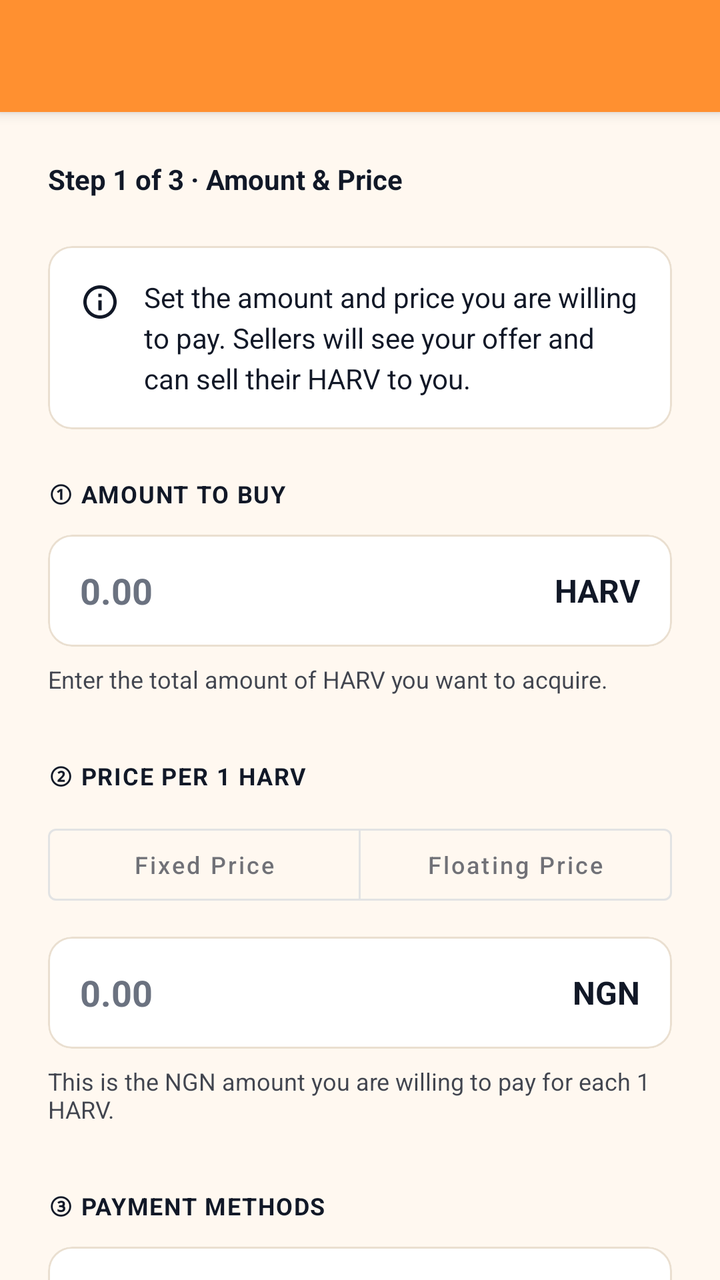
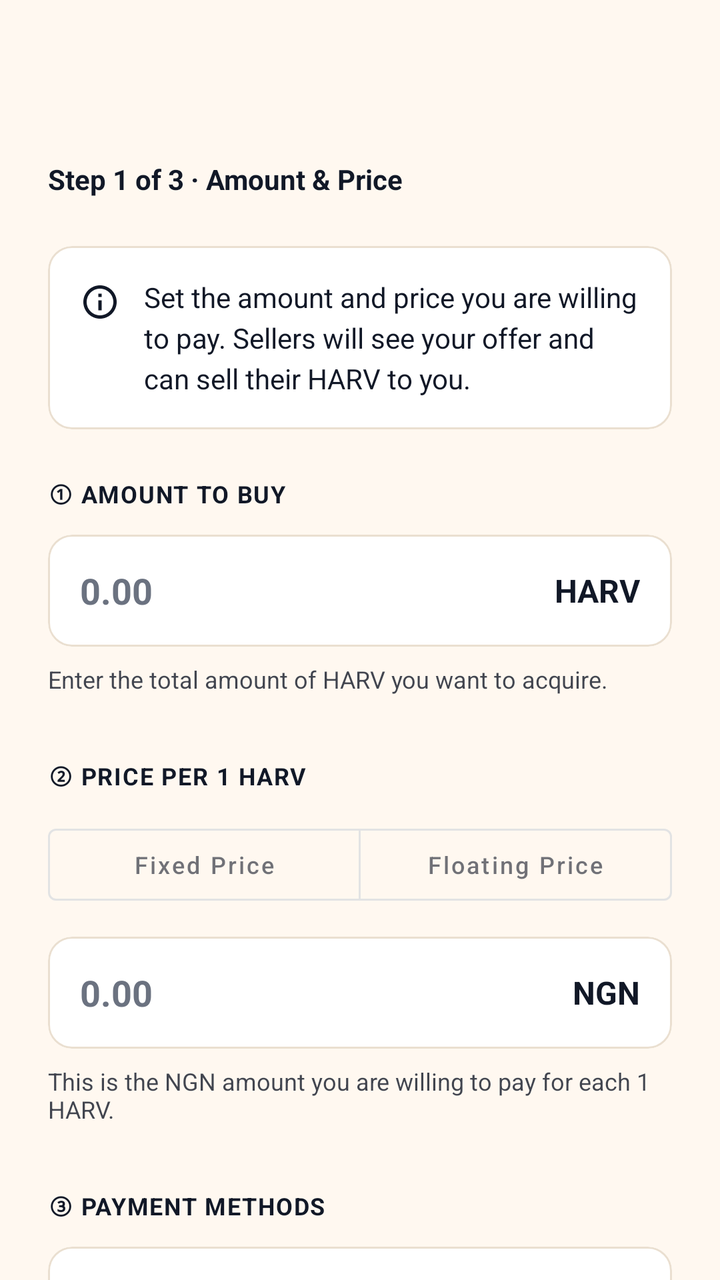

The first picture is an Android layout as it rendered before a commit; the second is the same layout after the commit. The layout source and the unified diff follow.
<!-- AndroidManifest.xml: application theme AppTheme -->
<!-- res/layout/create_p2p_buy_offer.xml -->
<androidx.coordinatorlayout.widget.CoordinatorLayout
	xmlns:android="http://schemas.android.com/apk/res/android"
	xmlns:app="http://schemas.android.com/apk/res-auto"
	xmlns:tools="http://schemas.android.com/tools"
	android:id="@+id/_coordinator"
	android:layout_width="match_parent"
	android:layout_height="match_parent">
	<com.google.android.material.appbar.AppBarLayout
		android:id="@+id/_app_bar"
		android:layout_width="match_parent"
		android:layout_height="wrap_content"
		android:theme="@style/AppTheme.AppBarOverlay">
		<androidx.appcompat.widget.Toolbar
			android:id="@+id/_toolbar"
			android:layout_width="match_parent"
			android:layout_height="?attr/actionBarSize"
			android:background="?attr/appBarColor"
			app:popupTheme="@style/AppTheme.PopupOverlay" />
	</com.google.android.material.appbar.AppBarLayout>
	<androidx.core.widget.NestedScrollView
		android:layout_width="match_parent"
		android:layout_height="match_parent"
		android:background="@color/colorP2pBg"
		android:fillViewport="true"
		android:overScrollMode="never"
		app:layout_behavior="@string/appbar_scrolling_view_behavior">
		<LinearLayout
			android:id="@+id/create_buy_offer_root"
			android:layout_width="match_parent"
			android:layout_height="wrap_content"
			android:padding="24dp"
			android:orientation="vertical">
			<LinearLayout
				android:id="@+id/panel_buy_step_1"
				android:layout_width="match_parent"
				android:layout_height="wrap_content"
				android:orientation="vertical"
				android:visibility="visible">
				<TextView
					android:id="@+id/tv_buy_step_label"
					android:layout_width="match_parent"
					android:layout_height="wrap_content"
					android:layout_marginBottom="24dp"
					android:text="Step 1 of 3 · Amount &amp; Price"
					android:textSize="14sp"
					android:textStyle="bold"
					android:textColor="@color/colorTextPrimary" />
				<com.google.android.material.card.MaterialCardView
					android:id="@+id/card_buy_info"
					android:layout_width="match_parent"
					android:layout_height="wrap_content"
					android:layout_marginBottom="24dp"
					app:cardBackgroundColor="@color/colorP2pSurface"
					app:cardCornerRadius="12dp"
					app:cardElevation="0dp"
					app:strokeColor="@color/colorP2pBorder"
					app:strokeWidth="1dp">
					<LinearLayout
						android:id="@+id/layout_buy_info"
						android:layout_width="match_parent"
						android:layout_height="wrap_content"
						android:padding="16dp"
						android:orientation="horizontal">
						<ImageView
							android:id="@+id/imageview_buy_info"
							android:layout_width="20dp"
							android:layout_height="20dp"
							android:layout_marginTop="2dp"
							android:src="@drawable/ic_info"
							android:scaleType="centerInside"
							android:layout_marginEnd="12dp"
							app:tint="@color/colorTextPrimary" />
						<TextView
							android:id="@+id/tv_buy_info"
							android:layout_width="0dp"
							android:layout_height="wrap_content"
							android:text="Set the amount and price you are willing to pay. Sellers will see your offer and can sell their HARV to you."
							android:textSize="14sp"
							android:layout_weight="1"
							android:lineSpacingExtra="4dp" />
					</LinearLayout>
				</com.google.android.material.card.MaterialCardView>
				<TextView
					android:id="@+id/tv_buy_amount_section"
					android:layout_width="wrap_content"
					android:layout_height="wrap_content"
					android:layout_marginBottom="12dp"
					android:text="① AMOUNT TO BUY"
					android:textSize="12sp"
					android:textStyle="bold"
					android:textColor="@color/colorTextPrimary"
					android:letterSpacing="0.05" />
				<com.google.android.material.card.MaterialCardView
					android:id="@+id/card_buy_amount"
					android:layout_width="match_parent"
					android:layout_height="wrap_content"
					app:cardBackgroundColor="@color/colorP2pSurface"
					app:cardCornerRadius="12dp"
					app:cardElevation="0dp"
					app:strokeColor="@color/colorP2pBorder"
					app:strokeWidth="1dp">
					<LinearLayout
						android:id="@+id/layout_buy_amount"
						android:layout_width="match_parent"
						android:layout_height="56dp"
						android:gravity="center_vertical"
						android:orientation="horizontal">
						<EditText
							android:id="@+id/et_buy_amount"
							android:layout_width="0dp"
							android:layout_height="match_parent"
							android:background="@android:color/transparent"
							android:textSize="18sp"
							android:textStyle="bold"
							android:hint="0.00"
							android:inputType="numberDecimal"
							android:layout_weight="1"
							android:paddingStart="16dp"
							android:paddingEnd="8dp" />
						<TextView
							android:id="@+id/tv_buy_amount_currency"
							android:layout_width="wrap_content"
							android:layout_height="wrap_content"
							android:text="HARV"
							android:textSize="16sp"
							android:textStyle="bold"
							android:paddingEnd="16dp" />
					</LinearLayout>
				</com.google.android.material.card.MaterialCardView>
				<TextView
					android:id="@+id/tv_buy_amount_note"
					android:layout_width="match_parent"
					android:layout_height="wrap_content"
					android:layout_marginTop="8dp"
					android:text="Enter the total amount of HARV you want to acquire."
					android:textSize="12sp"
					android:alpha="0.8" />
				<TextView
					android:id="@+id/tv_buy_price_section"
					android:layout_width="wrap_content"
					android:layout_height="wrap_content"
					android:layout_marginTop="32dp"
					android:layout_marginBottom="12dp"
					android:text="② PRICE PER 1 HARV"
					android:textSize="12sp"
					android:textStyle="bold"
					android:textColor="@color/colorTextPrimary"
					android:letterSpacing="0.05" />
				<com.google.android.material.button.MaterialButtonToggleGroup
					android:id="@+id/toggle_buy_pricing_mode"
					android:layout_width="match_parent"
					android:layout_height="wrap_content"
					android:layout_marginBottom="12dp"
					app:singleSelection="true"
					app:selectionRequired="true">
					<com.google.android.material.button.MaterialButton
						android:id="@+id/btn_buy_price_fixed"
						android:layout_width="0dp"
						android:layout_height="wrap_content"
						android:text="Fixed Price"
						android:textSize="12sp"
						android:layout_weight="1"
						style="@style/Widget.MaterialComponents.Button.OutlinedButton"
						android:textAllCaps="false" />
					<com.google.android.material.button.MaterialButton
						android:id="@+id/btn_buy_price_floating"
						android:layout_width="0dp"
						android:layout_height="wrap_content"
						android:text="Floating Price"
						android:textSize="12sp"
						android:layout_weight="1"
						style="@style/Widget.MaterialComponents.Button.OutlinedButton"
						android:textAllCaps="false" />
				</com.google.android.material.button.MaterialButtonToggleGroup>
				<LinearLayout
					android:id="@+id/group_buy_price_fixed"
					android:layout_width="match_parent"
					android:layout_height="wrap_content"
					android:orientation="vertical">
					<com.google.android.material.card.MaterialCardView
						android:id="@+id/card_buy_price"
						android:layout_width="match_parent"
						android:layout_height="wrap_content"
						app:cardBackgroundColor="@color/colorP2pSurface"
						app:cardCornerRadius="12dp"
						app:cardElevation="0dp"
						app:strokeColor="@color/colorP2pBorder"
						app:strokeWidth="1dp">
						<LinearLayout
							android:id="@+id/layout_buy_price"
							android:layout_width="match_parent"
							android:layout_height="56dp"
							android:gravity="center_vertical"
							android:orientation="horizontal">
							<EditText
								android:id="@+id/et_buy_price"
								android:layout_width="0dp"
								android:layout_height="match_parent"
								android:background="@android:color/transparent"
								android:textSize="18sp"
								android:textStyle="bold"
								android:hint="0.00"
								android:inputType="numberDecimal"
								android:layout_weight="1"
								android:paddingStart="16dp"
								android:paddingEnd="8dp" />
							<TextView
								android:id="@+id/tv_buy_price_currency"
								android:layout_width="wrap_content"
								android:layout_height="wrap_content"
								android:text="NGN"
								android:textSize="16sp"
								android:textStyle="bold"
								android:paddingEnd="16dp" />
						</LinearLayout>
					</com.google.android.material.card.MaterialCardView>
					<TextView
						android:id="@+id/tv_buy_price_note"
						android:layout_width="match_parent"
						android:layout_height="wrap_content"
						android:layout_marginTop="8dp"
						android:text="This is the NGN amount you are willing to pay for each 1 HARV."
						android:textSize="12sp"
						android:alpha="0.8" />
				</LinearLayout>
				<LinearLayout
					android:id="@+id/group_buy_price_floating"
					android:layout_width="match_parent"
					android:layout_height="wrap_content"
					android:orientation="vertical"
					android:visibility="gone">
					<com.google.android.material.card.MaterialCardView
						android:id="@+id/card_buy_margin"
						android:layout_width="match_parent"
						android:layout_height="wrap_content"
						app:cardBackgroundColor="@color/colorP2pSurface"
						app:cardCornerRadius="12dp"
						app:cardElevation="0dp"
						app:strokeColor="@color/colorP2pBorder"
						app:strokeWidth="1dp">
						<LinearLayout
							android:id="@+id/linear4"
							android:layout_width="match_parent"
							android:layout_height="56dp"
							android:gravity="center_vertical"
							android:orientation="horizontal">
							<EditText
								android:id="@+id/et_buy_margin"
								android:layout_width="0dp"
								android:layout_height="match_parent"
								android:background="@android:color/transparent"
								android:textSize="18sp"
								android:textStyle="bold"
								android:hint="0.0"
								android:inputType="numberSigned|numberDecimal"
								android:layout_weight="1"
								android:paddingStart="16dp"
								android:paddingEnd="8dp" />
							<TextView
								android:id="@+id/tv_buy_margin_percent_label"
								android:layout_width="wrap_content"
								android:layout_height="wrap_content"
								android:text="% margin"
								android:textSize="16sp"
								android:textStyle="bold"
								android:paddingEnd="16dp" />
						</LinearLayout>
					</com.google.android.material.card.MaterialCardView>
					<TextView
						android:id="@+id/tv_buy_calculated_price"
						android:layout_width="match_parent"
						android:layout_height="wrap_content"
						android:layout_marginTop="8dp"
						android:text="Enter a margin above or below the current best price."
						android:textSize="13sp"
						android:textStyle="bold" />
				</LinearLayout>
				<TextView
					android:id="@+id/tv_buy_payment_section"
					android:layout_width="wrap_content"
					android:layout_height="wrap_content"
					android:layout_marginTop="32dp"
					android:layout_marginBottom="12dp"
					android:text="③ PAYMENT METHODS"
					android:textSize="12sp"
					android:textStyle="bold"
					android:textColor="@color/colorTextPrimary"
					android:letterSpacing="0.05" />
				<com.google.android.material.card.MaterialCardView
					android:id="@+id/card_buy_payment_methods"
					android:layout_width="match_parent"
					android:layout_height="wrap_content"
					app:cardBackgroundColor="@color/colorP2pSurface"
					app:cardCornerRadius="12dp"
					app:cardElevation="0dp"
					app:strokeColor="@color/colorP2pBorder"
					app:strokeWidth="1dp">
					<LinearLayout
						android:id="@+id/layout_buy_payment_methods"
						android:layout_width="match_parent"
						android:layout_height="wrap_content"
						android:padding="16dp"
						android:orientation="vertical" />
				</com.google.android.material.card.MaterialCardView>
				<TextView
					android:id="@+id/tv_buy_settings_section"
					android:layout_width="wrap_content"
					android:layout_height="wrap_content"
					android:layout_marginTop="32dp"
					android:layout_marginBottom="12dp"
					android:text="④ ADDITIONAL SETTINGS"
					android:textSize="12sp"
					android:textStyle="bold"
					android:textColor="@color/colorTextPrimary"
					android:letterSpacing="0.05" />
				<com.google.android.material.card.MaterialCardView
					android:id="@+id/card_buy_settings"
					android:layout_width="match_parent"
					android:layout_height="wrap_content"
					app:cardBackgroundColor="@color/colorP2pSurface"
					app:cardCornerRadius="12dp"
					app:cardElevation="0dp"
					app:strokeColor="@color/colorP2pBorder"
					app:strokeWidth="1dp">
					<LinearLayout
						android:id="@+id/layout_buy_settings"
						android:layout_width="match_parent"
						android:layout_height="wrap_content"
						android:orientation="vertical">
						<LinearLayout
							android:id="@+id/row_buy_trade_limit"
							android:layout_width="match_parent"
							android:layout_height="wrap_content"
							android:padding="16dp"
							android:background="?attr/selectableItemBackground"
							android:gravity="center_vertical"
							android:orientation="horizontal"
							android:focusable="true">
							<TextView
								android:id="@+id/tv_buy_trade_limit_label"
								android:layout_width="0dp"
								android:layout_height="wrap_content"
								android:text="Trade limit (per trade)"
								android:textSize="14sp"
								android:layout_weight="1" />
							<TextView
								android:id="@+id/tv_buy_trade_limit_value"
								android:layout_width="wrap_content"
								android:layout_height="wrap_content"
								android:text="Min 5 · Max 25"
								android:textSize="14sp"
								android:textStyle="bold" />
						</LinearLayout>
						<View
							android:id="@+id/view10"
							android:layout_width="match_parent"
							android:layout_height="1dp"
							android:background="@color/colorP2pBorder" />
						<LinearLayout
							android:id="@+id/row_buy_offer_duration"
							android:layout_width="match_parent"
							android:layout_height="wrap_content"
							android:padding="16dp"
							android:background="?attr/selectableItemBackground"
							android:gravity="center_vertical"
							android:orientation="horizontal"
							android:focusable="true">
							<TextView
								android:id="@+id/tv_buy_offer_duration_label"
								android:layout_width="0dp"
								android:layout_height="wrap_content"
								android:text="Offer duration"
								android:textSize="14sp"
								android:layout_weight="1" />
							<TextView
								android:id="@+id/tv_buy_offer_duration_value"
								android:layout_width="wrap_content"
								android:layout_height="wrap_content"
								android:text="1 Day"
								android:textSize="14sp"
								android:textStyle="bold" />
						</LinearLayout>
						<View
							android:id="@+id/view_buy_payment_window_divider"
							android:layout_width="match_parent"
							android:layout_height="1dp"
							android:background="@color/colorP2pBorder" />
						<LinearLayout
							android:id="@+id/row_buy_payment_window"
							android:layout_width="match_parent"
							android:layout_height="wrap_content"
							android:padding="16dp"
							android:background="?attr/selectableItemBackground"
							android:gravity="center_vertical"
							android:orientation="horizontal"
							android:focusable="true">
							<TextView
								android:id="@+id/tv_buy_payment_window_label"
								android:layout_width="0dp"
								android:layout_height="wrap_content"
								android:text="Payment window"
								android:textSize="14sp"
								android:layout_weight="1" />
							<TextView
								android:id="@+id/tv_buy_payment_window_value"
								android:layout_width="wrap_content"
								android:layout_height="wrap_content"
								android:text="15 Minutes"
								android:textSize="14sp"
								android:textStyle="bold" />
						</LinearLayout>
					</LinearLayout>
				</com.google.android.material.card.MaterialCardView>
				<TextView
					android:id="@+id/tv_buy_terms_section"
					android:layout_width="wrap_content"
					android:layout_height="wrap_content"
					android:layout_marginTop="32dp"
					android:layout_marginBottom="12dp"
					android:text="⑤ TERMS OF TRADE (OPTIONAL)"
					android:textSize="12sp"
					android:textStyle="bold"
					android:letterSpacing="0.05" />
				<com.google.android.material.card.MaterialCardView
					android:id="@+id/card_buy_terms"
					android:layout_width="match_parent"
					android:layout_height="wrap_content"
					app:cardBackgroundColor="@color/colorP2pSurface"
					app:cardCornerRadius="12dp"
					app:cardElevation="0dp"
					app:strokeColor="@color/colorP2pBorder"
					app:strokeWidth="1dp">
					<EditText
						android:id="@+id/et_buy_terms"
						android:layout_width="match_parent"
						android:layout_height="wrap_content"
						android:padding="16dp"
						android:background="@android:color/transparent"
						android:textSize="14sp"
						android:hint="E.g., No third-party payments. I will ask for ID verification. Do not put crypto terms in bank narration."
						android:gravity="top|start"
						android:inputType="textMultiLine|textCapSentences"
						android:minLines="3"
						android:maxLength="500" />
				</com.google.android.material.card.MaterialCardView>
				<TextView
					android:id="@+id/tv_buy_terms_counter"
					android:layout_width="match_parent"
					android:layout_height="wrap_content"
					android:layout_marginTop="4dp"
					android:text="0/500"
					android:textSize="11sp"
					android:gravity="end"
					android:alpha="0.6" />
				<TextView
					android:id="@+id/tv_buy_step1_error"
					android:layout_width="match_parent"
					android:layout_height="wrap_content"
					android:layout_marginTop="16dp"
					android:textSize="14sp"
					android:visibility="gone" />
				<com.google.android.material.button.MaterialButton
					android:id="@+id/btn_preview_buy_offer"
					android:layout_width="match_parent"
					android:layout_height="56dp"
					android:layout_marginTop="32dp"
					android:text="Preview Buy Offer"
					android:textSize="16sp"
					android:textStyle="bold"
					app:backgroundTint="@color/colorTextPrimary"
					app:cornerRadius="12dp"
					app:elevation="0dp" />
			</LinearLayout>
			<LinearLayout
				android:id="@+id/panel_buy_step_2"
				android:layout_width="match_parent"
				android:layout_height="wrap_content"
				android:orientation="vertical"
				android:visibility="gone">
				<TextView
					android:id="@+id/tv_buy_summary_title"
					android:layout_width="wrap_content"
					android:layout_height="wrap_content"
					android:layout_marginBottom="16dp"
					android:text="STEP 2 OF 3 · REVIEW"
					android:textSize="12sp"
					android:textStyle="bold"
					android:textColor="@color/colorTextPrimary"
					android:letterSpacing="0.05" />
				<com.google.android.material.card.MaterialCardView
					android:id="@+id/card_buy_review"
					android:layout_width="match_parent"
					android:layout_height="wrap_content"
					app:cardBackgroundColor="@color/colorP2pSurface"
					app:cardCornerRadius="12dp"
					app:cardElevation="0dp"
					app:strokeColor="@color/colorP2pBorder"
					app:strokeWidth="1dp">
					<LinearLayout
						android:id="@+id/layout_buy_review"
						android:layout_width="match_parent"
						android:layout_height="wrap_content"
						android:padding="20dp"
						android:orientation="vertical">
						<LinearLayout
							android:id="@+id/linear11"
							android:layout_width="match_parent"
							android:layout_height="wrap_content"
							android:orientation="horizontal"
							android:paddingVertical="8dp">
							<TextView
								android:id="@+id/textview11"
								android:layout_width="0dp"
								android:layout_height="wrap_content"
								android:text="Amount to buy"
								android:textSize="14sp"
								android:layout_weight="1" />
							<TextView
								android:id="@+id/tv_buy_review_amount"
								android:layout_width="wrap_content"
								android:layout_height="wrap_content"
								android:textSize="14sp"
								android:textStyle="bold" />
						</LinearLayout>
						<LinearLayout
							android:id="@+id/linear12"
							android:layout_width="match_parent"
							android:layout_height="wrap_content"
							android:orientation="horizontal"
							android:paddingVertical="8dp">
							<TextView
								android:id="@+id/textview12"
								android:layout_width="0dp"
								android:layout_height="wrap_content"
								android:text="Price per HARV"
								android:textSize="14sp"
								android:layout_weight="1" />
							<TextView
								android:id="@+id/tv_buy_review_unit_price"
								android:layout_width="wrap_content"
								android:layout_height="wrap_content"
								android:textSize="14sp"
								android:textStyle="bold" />
						</LinearLayout>
						<View
							android:id="@+id/view13"
							android:layout_width="match_parent"
							android:layout_height="1dp"
							android:background="@color/colorP2pBorder"
							android:layout_marginVertical="12dp" />
						<LinearLayout
							android:id="@+id/linear14"
							android:layout_width="match_parent"
							android:layout_height="wrap_content"
							android:orientation="horizontal"
							android:paddingVertical="8dp">
							<TextView
								android:id="@+id/textview13"
								android:layout_width="0dp"
								android:layout_height="wrap_content"
								android:text="You will pay (est.)"
								android:textSize="16sp"
								android:textStyle="bold"
								android:layout_weight="1" />
							<TextView
								android:id="@+id/tv_buy_review_total_price"
								android:layout_width="wrap_content"
								android:layout_height="wrap_content"
								android:textSize="16sp"
								android:textStyle="bold"
								android:textColor="@color/colorTextPrimary" />
						</LinearLayout>
						<LinearLayout
							android:id="@+id/linear15"
							android:layout_width="match_parent"
							android:layout_height="wrap_content"
							android:orientation="horizontal"
							android:paddingVertical="8dp">
							<TextView
								android:id="@+id/textview14"
								android:layout_width="0dp"
								android:layout_height="wrap_content"
								android:text="Maker fee"
								android:textSize="14sp"
								android:layout_weight="1" />
							<TextView
								android:id="@+id/tv_buy_review_fee"
								android:layout_width="wrap_content"
								android:layout_height="wrap_content"
								android:textSize="14sp" />
						</LinearLayout>
					</LinearLayout>
				</com.google.android.material.card.MaterialCardView>
				<com.google.android.material.card.MaterialCardView
					android:id="@+id/card_buy_review_note"
					android:layout_width="match_parent"
					android:layout_height="wrap_content"
					android:layout_marginTop="24dp"
					app:cardBackgroundColor="@color/colorAmberSoft"
					app:cardCornerRadius="12dp"
					app:cardElevation="0dp"
					app:strokeColor="@color/colorAmber"
					app:strokeWidth="1dp">
					<LinearLayout
						android:id="@+id/linear16"
						android:layout_width="match_parent"
						android:layout_height="wrap_content"
						android:padding="20dp"
						android:orientation="vertical">
						<TextView
							android:id="@+id/textview15"
							android:layout_width="match_parent"
							android:layout_height="wrap_content"
							android:gravity="center_vertical"
							android:text="Please note"
							android:textSize="14sp"
							android:textStyle="bold"
							android:drawableStart="@drawable/ic_info"
							android:drawablePadding="8dp"
							app:drawableTint="@color/colorAmber" />
						<TextView
							android:id="@+id/textview16"
							android:layout_width="match_parent"
							android:layout_height="wrap_content"
							android:layout_marginTop="12dp"
							android:text="• Sellers will see your offer and can accept it to sell you HARV.\n• Payment and escrow begin only after a specific trade is started.\n• You can edit or cancel your offer anytime."
							android:textSize="13sp"
							android:lineSpacingExtra="4dp" />
					</LinearLayout>
				</com.google.android.material.card.MaterialCardView>
				<TextView
					android:id="@+id/tv_buy_step2_error"
					android:layout_width="match_parent"
					android:layout_height="wrap_content"
					android:layout_marginTop="16dp"
					android:textSize="14sp"
					android:visibility="gone" />
				<com.google.android.material.button.MaterialButton
					android:id="@+id/btn_publish_buy_offer"
					android:layout_width="match_parent"
					android:layout_height="56dp"
					android:layout_marginTop="32dp"
					android:text="Publish Buy Offer"
					android:textSize="16sp"
					android:textStyle="bold"
					app:backgroundTint="@color/colorTextPrimary"
					app:cornerRadius="12dp"
					app:elevation="0dp" />
				<com.google.android.material.button.MaterialButton
					android:id="@+id/btn_buy_back_to_step1"
					android:layout_width="match_parent"
					android:layout_height="56dp"
					android:layout_marginTop="12dp"
					android:text="Back to Edit"
					android:textSize="16sp"
					android:textStyle="bold"
					style="@style/Widget.MaterialComponents.Button.OutlinedButton"
					app:backgroundTint="@color/colorP2pSurfaceAlt"
					app:cornerRadius="12dp"
					app:strokeColor="@color/colorP2pBorder"
					app:strokeWidth="1dp" />
			</LinearLayout>
			<LinearLayout
				android:id="@+id/panel_buy_step_3"
				android:layout_width="match_parent"
				android:layout_height="wrap_content"
				android:paddingTop="32dp"
				android:gravity="center_horizontal"
				android:orientation="vertical"
				android:visibility="gone">
				<ImageView
					android:id="@+id/imageview2"
					android:layout_width="80dp"
					android:layout_height="80dp"
					android:src="@drawable/ic_check_circle"
					android:scaleType="centerInside"
					app:tint="@color/colorTextPrimary" />
				<TextView
					android:id="@+id/textview17"
					android:layout_width="wrap_content"
					android:layout_height="wrap_content"
					android:layout_marginTop="24dp"
					android:text="Buy Offer Published!"
					android:textSize="22sp"
					android:textStyle="bold"
					android:textColor="@color/colorTextPrimary" />
				<TextView
					android:id="@+id/textview18"
					android:layout_width="match_parent"
					android:layout_height="wrap_content"
					android:layout_marginTop="8dp"
					android:gravity="center_horizontal|center_vertical"
					android:text="Your buy offer is now live on the P2P market."
					android:textSize="16sp"
					android:alpha="0.8" />
				<com.google.android.material.button.MaterialButton
					android:id="@+id/btn_buy_view_my_offers"
					android:layout_width="match_parent"
					android:layout_height="56dp"
					android:layout_marginTop="40dp"
					android:text="View My Offers"
					android:textSize="16sp"
					android:textStyle="bold"
					app:backgroundTint="@color/colorTextPrimary"
					app:cornerRadius="12dp"
					app:elevation="0dp" />
				<com.google.android.material.button.MaterialButton
					android:id="@+id/btn_buy_create_another"
					android:layout_width="match_parent"
					android:layout_height="56dp"
					android:layout_marginTop="12dp"
					android:text="Create Another"
					android:textSize="16sp"
					android:textStyle="bold"
					style="@style/Widget.MaterialComponents.Button.OutlinedButton"
					app:backgroundTint="@color/colorP2pSurfaceAlt"
					app:cornerRadius="12dp"
					app:strokeColor="@color/colorP2pBorder"
					app:strokeWidth="1dp" />
			</LinearLayout>
		</LinearLayout>
	</androidx.core.widget.NestedScrollView>
</androidx.coordinatorlayout.widget.CoordinatorLayout>
<!-- resources referenced by this layout -->
<resources>
  <color name="colorAmber">#F59E0B</color>
  <color name="colorAmberSoft">#1AF59E0B</color>
  <color name="colorP2pBg">#FFF8F0</color>
  <color name="colorP2pBorder">#EADFD0</color>
  <color name="colorP2pSurface">#FFFFFF</color>
  <color name="colorP2pSurfaceAlt">#FFF3E6</color>
  <color name="colorTextPrimary">#111827</color>
  <style name="AppTheme.PopupOverlay" parent="ThemeOverlay.MaterialComponents.Light" />
  <style name="AppTheme" parent="Theme.MaterialComponents.DayNight.NoActionBar">
          
          <item name="homeAsUpIndicator">@drawable/ic_nav_back</item>
          
          <item name="android:textViewStyle">@style/HarvanaTextView</item>
          <item name="appBarColor">@color/colorAccent</item>
          <item name="onAppBarColor">@color/colorTextOnAccent</item>
          <item name="colorSecondary">@color/colorAccent</item>
          <item name="colorOnSecondary">@color/colorTextOnAccent</item>
          <item name="colorPrimaryVariant">@color/colorAccentDark</item>
          <item name="colorSecondaryVariant">@color/colorAccentDark</item>
          <item name="colorError">@color/colorError</item>
          <item name="colorOnError">@color/colorTextPrimaryWhite</item>
          <item name="colorControlActivated">@color/colorAccent</item>
          <item name="colorControlNormal">@color/colorControlNormal</item>
          <item name="colorControlHighlight">@color/colorAccentRipple</item>
          <item name="android:textColorHighlight">@color/colorAccentStroke</item>
          <item name="android:textColorLink">@color/colorAccentStrong</item>
          <item name="android:editTextColor">@color/colorTextPrimary</item>
          <item name="android:navigationBarColor">@color/colorBackground</item>
          <item name="colorPrimary">@color/colorAccent</item>
          <item name="colorPrimaryDark">@color/colorAccentStrong</item>
          <item name="colorAccent">@color/colorAccent</item>
          <item name="colorSurface">@color/colorSurface</item>
          <item name="colorOnPrimary">@color/colorTextOnAccent</item>
          <item name="colorOnSurface">@color/colorTextPrimary</item>
          <item name="colorOnBackground">@color/colorTextPrimary</item>
          <item name="colorOnSurfaceVariant">@color/colorTextSecondary</item>
          <item name="android:textColorPrimary">@color/colorTextPrimary</item>
          <item name="android:textColorSecondary">@color/colorTextSecondary</item>
          <item name="android:textColorHint">@color/colorTextTertiary</item>
          <item name="android:statusBarColor">?attr/appBarColor</item>
          <item name="android:windowLightStatusBar">true</item>
          <item name="android:windowBackground">@color/colorBackground</item>
          <item name="alertDialogTheme">@style/HarvanaAlertDialog</item>
          <item name="materialAlertDialogTheme">@style/HarvanaAlertDialog</item>
          <item name="bottomSheetDialogTheme">@style/HarvanaBottomSheetDialog</item>
      </style>
  <style name="HarvanaTextView" parent="android:Widget.TextView">
          <item name="android:textColor">@color/colorTextPrimary</item>
      </style>
  <color name="colorAccent">#FF9030</color>
  <color name="colorTextOnAccent">#111827</color>
  <color name="colorAccentDark">#E57A14</color>
  <color name="colorError">#EF4444</color>
  <color name="colorTextPrimaryWhite">#FFFFFF</color>
  <color name="colorControlNormal">#6B7280</color>
  <color name="colorAccentRipple">#1AFF9030</color>
  <color name="colorAccentStroke">#33FF9030</color>
  <color name="colorAccentStrong">#B85F0A</color>
  <color name="colorBackground">#FFF8F0</color>
  <color name="colorSurface">#FFFFFF</color>
  <color name="colorTextSecondary">#4B5563</color>
  <color name="colorTextTertiary">#6B7280</color>
  <style name="HarvanaDialogButton" parent="Widget.MaterialComponents.Button.TextButton.Dialog">
          <item name="android:textColor">@color/colorAccent</item>
          <item name="android:minHeight">48dp</item>
      </style>
  <!-- unchanged entries left out for length: 8 -->
</resources>

<!-- the commit's change to res/layout/create_p2p_buy_offer.xml (unified diff, before → after) -->
@@ -9,7 +9,9 @@
 		android:id="@+id/_app_bar"
 		android:layout_width="match_parent"
 		android:layout_height="wrap_content"
-		android:theme="@style/AppTheme.AppBarOverlay">
+		android:theme="@style/AppTheme.AppBarOverlay"
+		app:elevation="0dp"
+		android:stateListAnimator="@null">
 		<androidx.appcompat.widget.Toolbar
 			android:id="@+id/_toolbar"
 			android:layout_width="match_parent"
<!-- resource entries referenced after the edit -->
@@ -13,8 +13,8 @@
           <item name="homeAsUpIndicator">@drawable/ic_nav_back</item>
           
           <item name="android:textViewStyle">@style/HarvanaTextView</item>
-          <item name="appBarColor">@color/colorAccent</item>
-          <item name="onAppBarColor">@color/colorTextOnAccent</item>
+          <item name="appBarColor">@color/colorBackground</item>
+          <item name="onAppBarColor">@color/colorTextPrimary</item>
           <item name="colorSecondary">@color/colorAccent</item>
           <item name="colorOnSecondary">@color/colorTextOnAccent</item>
           <item name="colorPrimaryVariant">@color/colorAccentDark</item>
